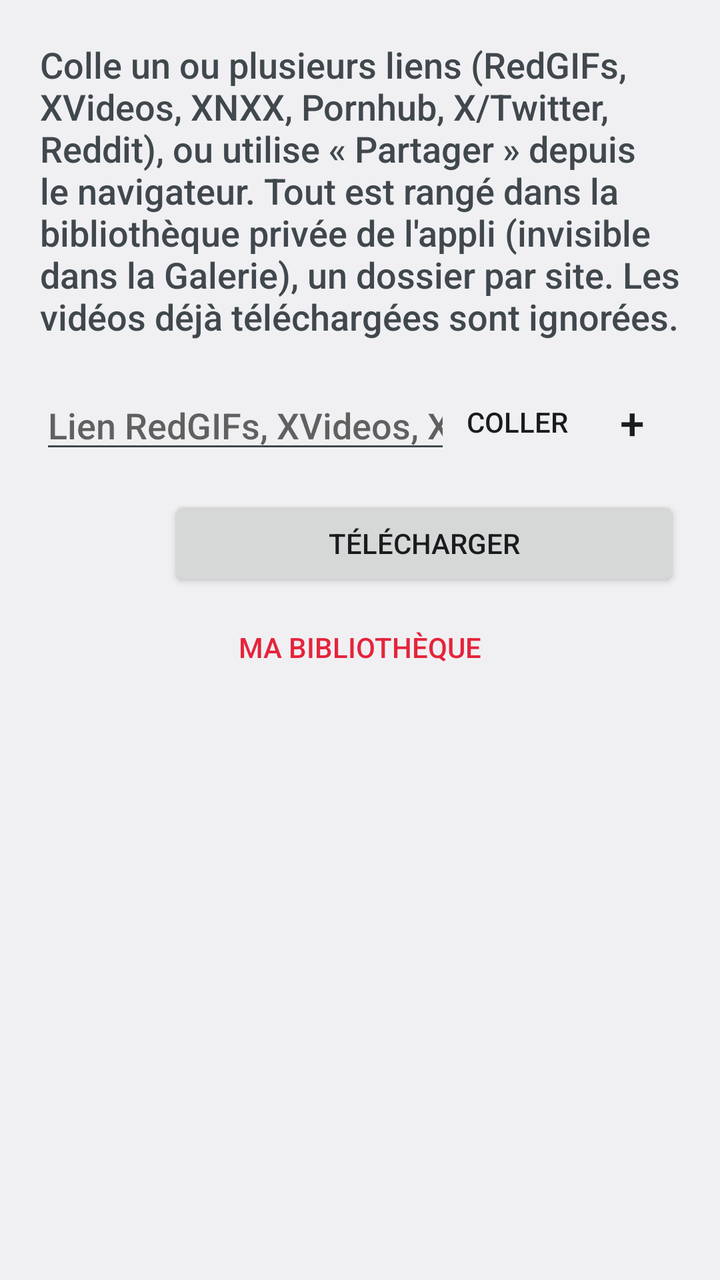
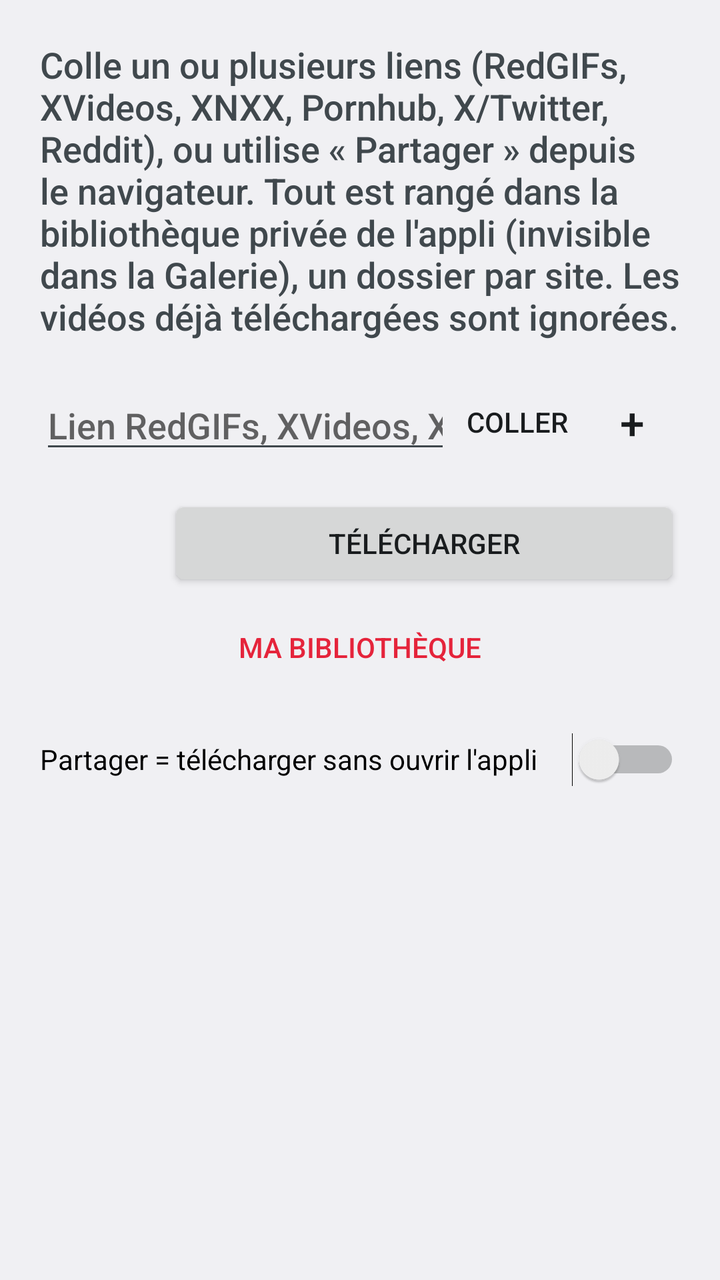

Before-and-after screenshots of an Android layout around one commit, followed by the original layout XML and the change that was made.
<!-- AndroidManifest.xml: application theme AppTheme -->
<!-- res/layout/activity_main.xml -->
<?xml version="1.0" encoding="utf-8"?>
<ScrollView xmlns:android="http://schemas.android.com/apk/res/android"
    android:id="@+id/root"
    android:layout_width="match_parent"
    android:layout_height="match_parent"
    android:fillViewport="true">

    <LinearLayout
        android:layout_width="match_parent"
        android:layout_height="wrap_content"
        android:orientation="vertical"
        android:padding="20dp">

        <TextView
            android:layout_width="match_parent"
            android:layout_height="wrap_content"
            android:layout_marginBottom="16dp"
            android:text="@string/intro"
            android:textAppearance="?android:attr/textAppearanceMedium" />

        <LinearLayout
            android:layout_width="match_parent"
            android:layout_height="wrap_content"
            android:gravity="center_vertical"
            android:orientation="horizontal">

            <EditText
                android:id="@+id/urlInput"
                android:layout_width="0dp"
                android:layout_height="wrap_content"
                android:layout_weight="1"
                android:autofillHints=""
                android:hint="@string/hint_url"
                android:imeOptions="actionGo"
                android:inputType="textUri"
                android:maxLines="3" />

            <Button
                android:id="@+id/pasteButton"
                style="?android:attr/borderlessButtonStyle"
                android:layout_width="wrap_content"
                android:layout_height="wrap_content"
                android:minWidth="0dp"
                android:paddingStart="8dp"
                android:paddingEnd="8dp"
                android:text="@string/paste" />

            <Button
                android:id="@+id/addLinkButton"
                style="?android:attr/borderlessButtonStyle"
                android:layout_width="48dp"
                android:layout_height="wrap_content"
                android:contentDescription="@string/add_link"
                android:minWidth="0dp"
                android:text="+"
                android:textSize="22sp" />
        </LinearLayout>

        
        <LinearLayout
            android:id="@+id/extraLinks"
            android:layout_width="match_parent"
            android:layout_height="wrap_content"
            android:orientation="vertical" />

        <LinearLayout
            android:layout_width="match_parent"
            android:layout_height="wrap_content"
            android:layout_marginTop="12dp"
            android:orientation="horizontal">

            <Button
                android:id="@+id/qualityButton"
                style="?android:attr/buttonBarButtonStyle"
                android:layout_width="wrap_content"
                android:layout_height="wrap_content"
                android:textAllCaps="false" />

            <Button
                android:id="@+id/downloadButton"
                android:layout_width="0dp"
                android:layout_height="wrap_content"
                android:layout_weight="1"
                android:text="@string/download" />
        </LinearLayout>

        <Button
            android:id="@+id/libraryButton"
            style="?android:attr/buttonBarButtonStyle"
            android:layout_width="match_parent"
            android:layout_height="wrap_content"
            android:layout_marginTop="4dp"
            android:text="@string/library_button" />

        <ProgressBar
            android:id="@+id/progress"
            style="?android:attr/progressBarStyleHorizontal"
            android:layout_width="match_parent"
            android:layout_height="wrap_content"
            android:layout_marginTop="20dp"
            android:max="1000"
            android:visibility="invisible" />

        <TextView
            android:id="@+id/status"
            android:layout_width="match_parent"
            android:layout_height="wrap_content"
            android:layout_marginTop="12dp"
            android:textAppearance="?android:attr/textAppearanceMedium"
            android:textIsSelectable="true" />
    </LinearLayout>
</ScrollView>
<!-- resources referenced by this layout -->
<resources>
  <string name="add_link">Ajouter un lien</string>
  <string name="download">Télécharger</string>
  <string name="hint_url">Lien RedGIFs, XVideos, XNXX, Pornhub, X/Twitter, Reddit…</string>
  <string name="intro">Colle un ou plusieurs liens (RedGIFs, XVideos, XNXX, Pornhub, X/Twitter, Reddit), ou utilise « Partager » depuis le navigateur. Tout est rangé dans la bibliothèque privée de l\'appli (invisible dans la Galerie), un dossier par site. Les vidéos déjà téléchargées sont ignorées.</string>
  <string name="library_button">Ma bibliothèque</string>
  <string name="paste">Coller</string>
  <style name="AppTheme" parent="android:Theme.Material.Light.DarkActionBar">
          <item name="android:colorPrimary">@color/brand</item>
          <item name="android:colorPrimaryDark">@color/brand_dark</item>
          <item name="android:colorAccent">@color/brand</item>
      </style>
  <color name="brand">#E5243B</color>
  <color name="brand_dark">#B01A2D</color>
</resources>

<!-- the commit's change to res/layout/activity_main.xml (unified diff, before → after) -->
@@ -92,6 +92,15 @@
             android:layout_marginTop="4dp"
             android:text="@string/library_button" />
 
+        
+        <Switch
+            android:id="@+id/shareDirectSwitch"
+            android:layout_width="match_parent"
+            android:layout_height="wrap_content"
+            android:layout_marginTop="8dp"
+            android:minHeight="48dp"
+            android:text="@string/share_direct_switch" />
+
         <ProgressBar
             android:id="@+id/progress"
             style="?android:attr/progressBarStyleHorizontal"
<!-- resource entries referenced after the edit -->
@@ -6,6 +6,7 @@
   <string name="intro">Colle un ou plusieurs liens (RedGIFs, XVideos, XNXX, Pornhub, X/Twitter, Reddit), ou utilise « Partager » depuis le navigateur. Tout est rangé dans la bibliothèque privée de l\'appli (invisible dans la Galerie), un dossier par site. Les vidéos déjà téléchargées sont ignorées.</string>
   <string name="library_button">Ma bibliothèque</string>
   <string name="paste">Coller</string>
+  <string name="share_direct_switch">Partager = télécharger sans ouvrir l\'appli</string>
   <style name="AppTheme" parent="android:Theme.Material.Light.DarkActionBar">
           <item name="android:colorPrimary">@color/brand</item>
           <item name="android:colorPrimaryDark">@color/brand_dark</item>
